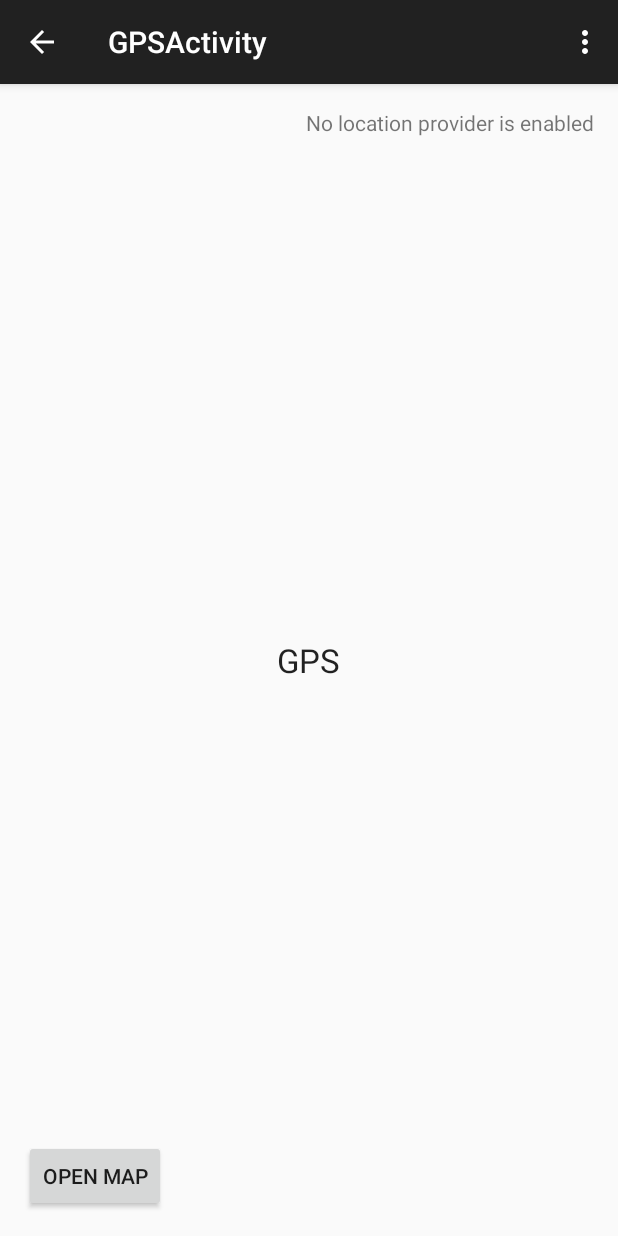
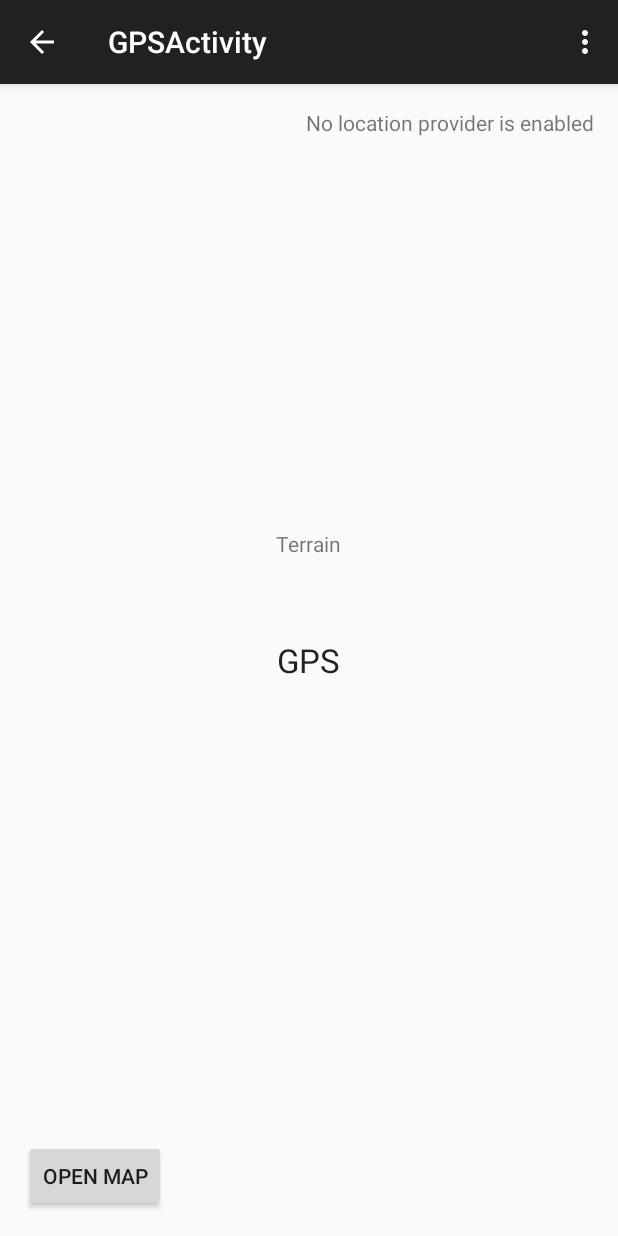
Before and after one commit to OskarJJ/MonkeymondayZ, an Android app: the GPSActivity screen opened directly, with no data from a screen before it, on a phone screen of 412 x 824 dp. Run offline under Robolectric (Android 15) with nearby library versions, the phone set to English and light mode, and no system bars.

Commit message:
Fetches the color of the terrain map of current lat/long position.

```diff
--- a/app/src/main/res/layout/activity_gps.xml
+++ b/app/src/main/res/layout/activity_gps.xml
@@ -33,4 +33,13 @@
         android:layout_alignParentBottom="true"
         android:layout_alignParentStart="true" />
 
+    <TextView
+        android:layout_width="wrap_content"
+        android:layout_height="wrap_content"
+        android:text="Terrain"
+        android:id="@+id/txtTerrain"
+        android:layout_above="@+id/txtGPS"
+        android:layout_centerHorizontal="true"
+        android:layout_marginBottom="53dp" />
+
 </RelativeLayout>
```
Also changed, not shown: app/src/main/java/nu/fml/monkeymondayz/GPSActivity.java (+76 -6 lines), 4 other files.
